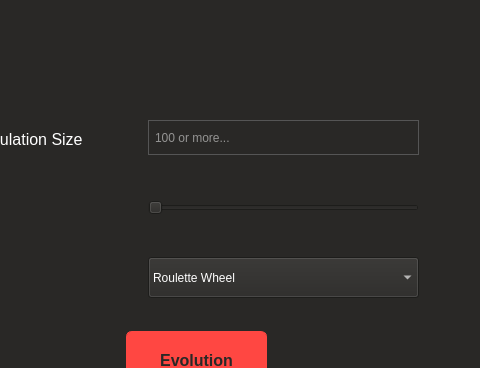
Qt form gui.ui (Sir-Sorg/Knapsack-GA) before a commit; both pictures show x 752 to 1232 and y 0 to 368 of the 1232 by 654 pixel window.
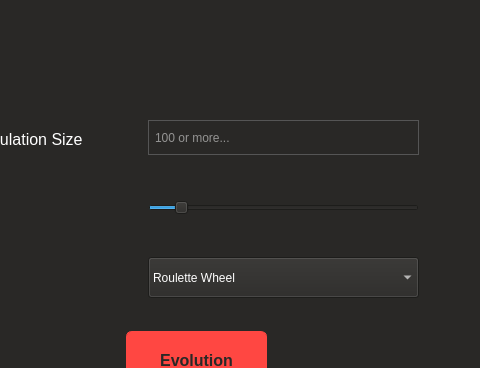
The same form after that commit. Icons and pictures are not drawn.

Commit message: interface read user input finnish

What changed in the file:
```diff
--- a/gui.ui
+++ b/gui.ui
@@ -2923,6 +2923,12 @@
       <height>16</height>
      </rect>
     </property>
+    <property name="maximum">
+     <number>100</number>
+    </property>
+    <property name="value">
+     <number>10</number>
+    </property>
     <property name="orientation">
      <enum>Qt::Horizontal</enum>
     </property>
```
The commit also changes 1 other file.
